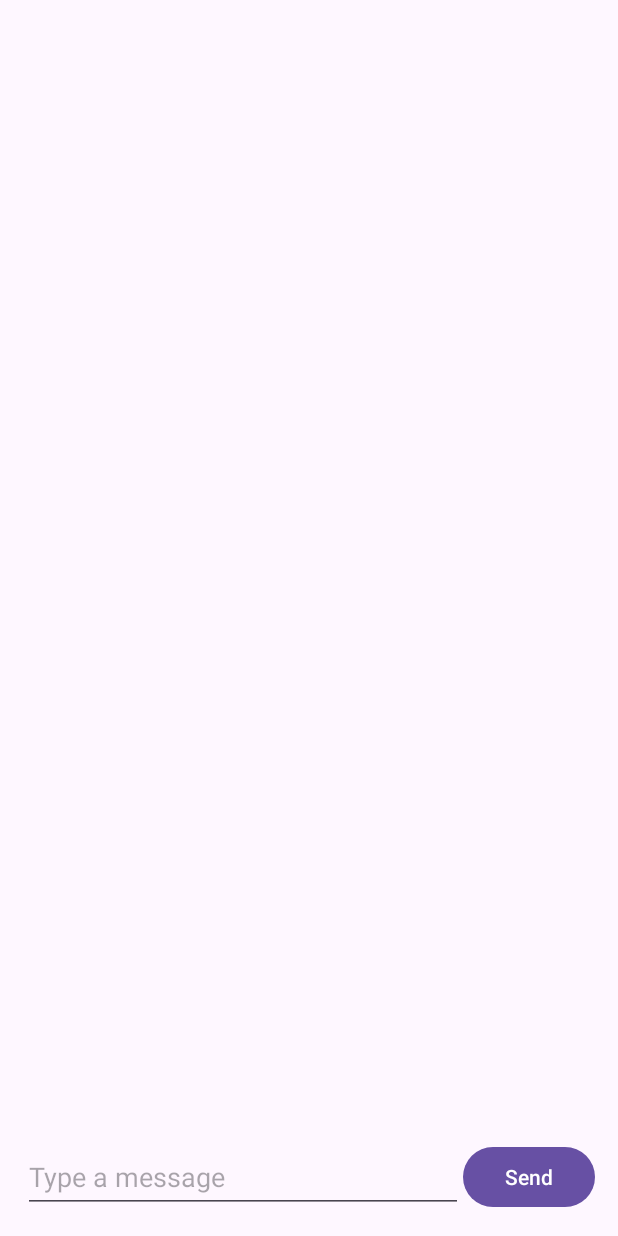
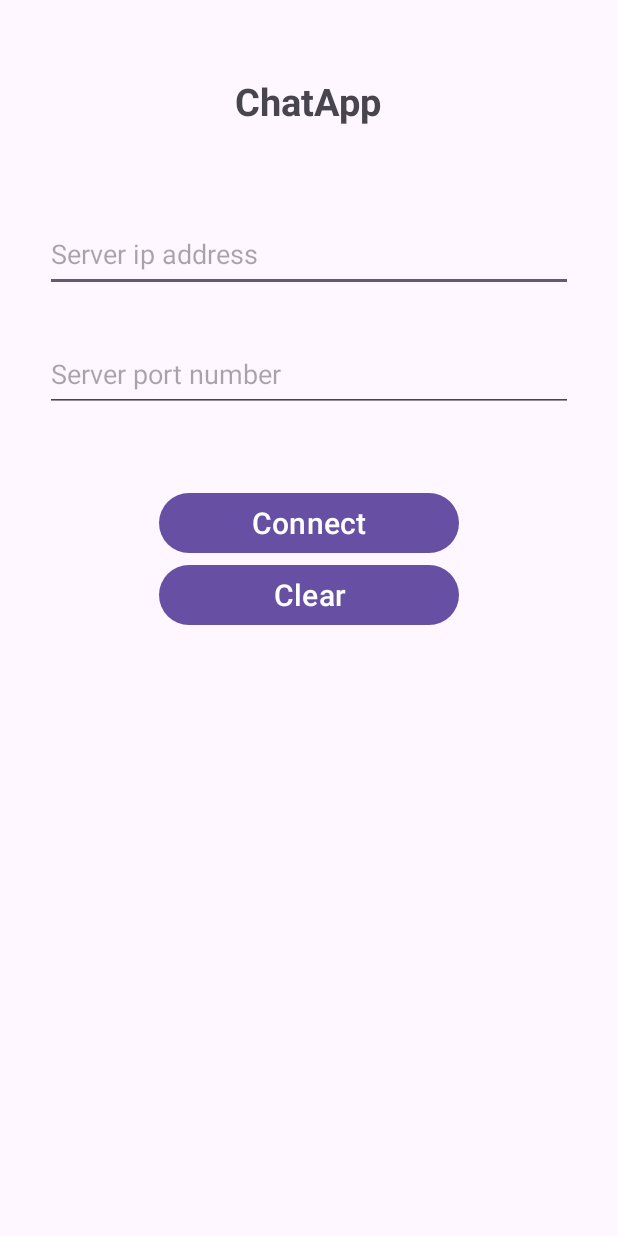
Before and after one commit to di-saldana/ChatApp, an Android app: the screen it shows after launch (MainActivity before the commit, LoginActivity after it), on a phone screen of 412 x 824 dp. Run offline under Robolectric (Android 15) with nearby library versions, the phone set to English and light mode, and no system bars.

Commit message:
Added Login Activity

```diff
--- a/app/src/main/AndroidManifest.xml
+++ b/app/src/main/AndroidManifest.xml
@@ -17,7 +17,7 @@
         android:theme="@style/Theme.ChatApp"
         tools:targetApi="31">
         <activity
-            android:name=".MainActivity"
+            android:name=".LoginActivity"
             android:exported="true">
             <intent-filter>
                 <action android:name="android.intent.action.MAIN" />
@@ -25,6 +25,10 @@
                 <category android:name="android.intent.category.LAUNCHER" />
             </intent-filter>
         </activity>
+        <activity
+            android:name=".MainActivity"
+            android:exported="true">
+        </activity>
     </application>
 
 </manifest>
--- a/app/src/main/java/es/ua/eps/chatapp/ChatClient.kt
+++ b/app/src/main/java/es/ua/eps/chatapp/ChatClient.kt
@@ -8,10 +8,8 @@ import java.net.Socket
 import kotlin.concurrent.thread
 
 class ChatClient {
-    private val SERVER_IP = "192.168.18.72" // "10.0.2.2"
-    private val SERVER_PORT = 8080 // 12345
+    private var socket: Socket? = null
 
-    private var socket: Socket? = null
     private var outputStream: OutputStream? = null
     private var inputStream: BufferedReader? = null
 
@@ -25,8 +23,8 @@ class ChatClient {
         messageListener = listener
     }
 
-    fun connect() {
-        socket = Socket(SERVER_IP, SERVER_PORT)
+    fun connect(server_ip: String, server_port: Int) {
+        socket = Socket(server_ip, server_port)
         outputStream = socket?.getOutputStream()
         inputStream = BufferedReader(InputStreamReader(socket?.getInputStream()))
 
@@ -59,7 +57,6 @@ class ChatClient {
         return null
     }
 
-
     fun disconnect() {
         socket?.close()
     }
--- /dev/null
+++ b/app/src/main/java/es/ua/eps/chatapp/Client.kt
@@ -0,0 +1,10 @@
+package es.ua.eps.chatapp
+
+object ClientSingleton {
+    lateinit var chatClient: ChatClient
+        private set
+
+    fun initialize() {
+        chatClient = ChatClient()
+    }
+}
--- /dev/null
+++ b/app/src/main/java/es/ua/eps/chatapp/LoginActivity.kt
@@ -0,0 +1,43 @@
+package es.ua.eps.chatapp
+
+import android.content.Intent
+import android.os.Bundle
+import android.widget.Button
+import android.widget.EditText
+import androidx.appcompat.app.AppCompatActivity
+import kotlin.concurrent.thread
+class LoginActivity : AppCompatActivity() {
+    private lateinit var editTextAddress: EditText
+    private lateinit var editTextPort: EditText
+    private lateinit var buttonConnect: Button
+    private lateinit var buttonClear: Button
+
+    override fun onCreate(savedInstanceState: Bundle?) {
+        super.onCreate(savedInstanceState)
+        setContentView(R.layout.activity_login)
+
+        ClientSingleton.initialize()
+
+        editTextAddress = findViewById(R.id.addressEditText)
+        editTextPort = findViewById(R.id.portEditText)
+        buttonConnect = findViewById(R.id.connectButton)
+        buttonClear = findViewById(R.id.clearButton)
+
+        buttonConnect.setOnClickListener {
+            val server_ip = editTextAddress.text.toString()
+            val server_port = editTextPort.text.toString().toInt()
+
+            thread {
+                ClientSingleton.chatClient.connect(server_ip, server_port)
+            }
+
+            val intent = Intent(this, MainActivity::class.java)
+            startActivity(intent)
+        }
+
+        buttonClear.setOnClickListener {
+            editTextAddress.text.clear()
+            editTextPort.text.clear()
+        }
+    }
+}
--- /dev/null
+++ b/app/src/main/res/drawable/rounded_background.xml
@@ -0,0 +1,5 @@
+<!-- res/drawable/rounded_background.xml -->
+<shape xmlns:android="http://schemas.android.com/apk/res/android">
+    <corners android:radius="30dp" />
+    <solid android:color="@android:color/holo_purple" />
+</shape>
--- /dev/null
+++ b/app/src/main/res/layout/activity_login.xml
@@ -0,0 +1,51 @@
+<LinearLayout xmlns:android="http://schemas.android.com/apk/res/android"
+    xmlns:tools="http://schemas.android.com/tools"
+    android:layout_width="match_parent"
+    android:layout_height="match_parent"
+    android:orientation="vertical" >
+
+    <TextView
+        android:layout_width="wrap_content"
+        android:layout_height="wrap_content"
+        android:layout_gravity="center_horizontal"
+        android:layout_marginTop="50dp"
+        android:layout_marginBottom="60dp"
+        android:textSize="25dp"
+        android:text="ChatApp"
+        android:textStyle="bold" />
+
+    <EditText
+        android:id="@+id/addressEditText"
+        android:layout_width="match_parent"
+        android:layout_height="50dp"
+        android:hint="Server ip address"
+        android:layout_gravity="center"
+        android:layout_marginStart="30dp"
+        android:layout_marginEnd="30dp"/>
+
+    <EditText
+        android:id="@+id/portEditText"
+        android:layout_width="match_parent"
+        android:layout_height="50dp"
+        android:hint="Server port number"
+        android:layout_gravity="center"
+        android:layout_margin="30dp"/>
+
+    <Button
+        android:id="@+id/connectButton"
+        android:layout_width="200dp"
+        android:layout_height="wrap_content"
+        android:layout_gravity="center"
+        android:layout_marginTop="20dp"
+        android:textSize="20dp"
+        android:text="Connect" />
+
+    <Button
+        android:id="@+id/clearButton"
+        android:layout_width="200dp"
+        android:layout_height="wrap_content"
+        android:layout_gravity="center"
+        android:textSize="20dp"
+        android:text="Clear" />
+
+</LinearLayout>
--- a/app/src/main/res/layout/activity_main.xml
+++ b/app/src/main/res/layout/activity_main.xml
@@ -23,12 +23,15 @@
             android:layout_width="0dp"
             android:layout_height="match_parent"
             android:layout_weight="1"
-            android:hint="Type a message" />
+            android:inputType="textMultiLine"
+            android:hint="Escribe un mensaje"
+            android:textIsSelectable="true"
+            android:textCursorDrawable="@null"/>
 
         <Button
             android:id="@+id/sendButton"
             android:layout_width="wrap_content"
             android:layout_height="wrap_content"
-            android:text="Send" />
+            android:text="Enviar" />
     </LinearLayout>
 </LinearLayout>
```
Also changed, not shown: app/src/main/java/es/ua/eps/chatapp/ChatServer.kt (added, +73 -0 lines), app/src/main/java/es/ua/eps/chatapp/MainActivity.kt (+4 -10 lines), app/src/main/res/layout/item_message.xml (+6 -4 lines).
